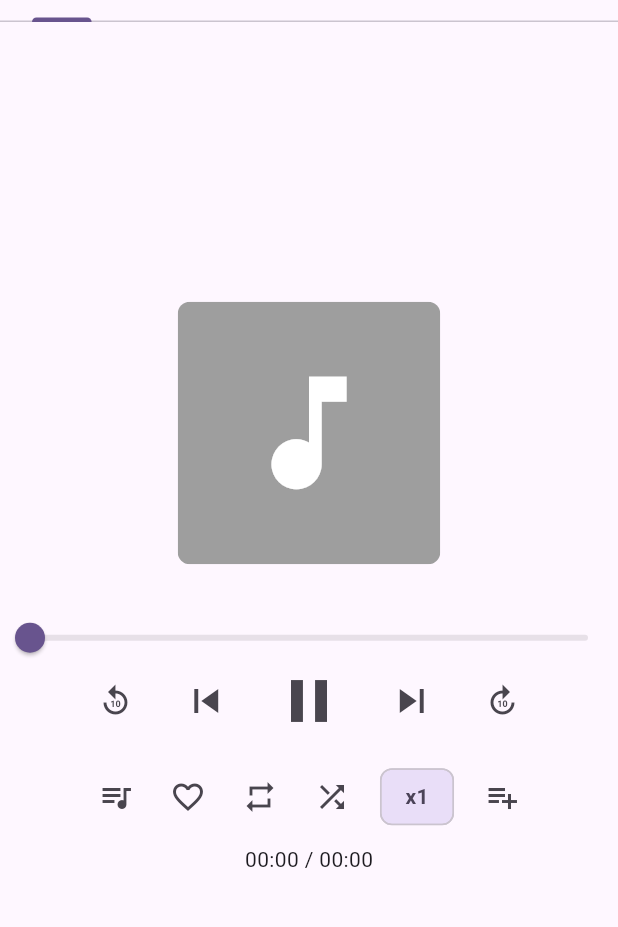
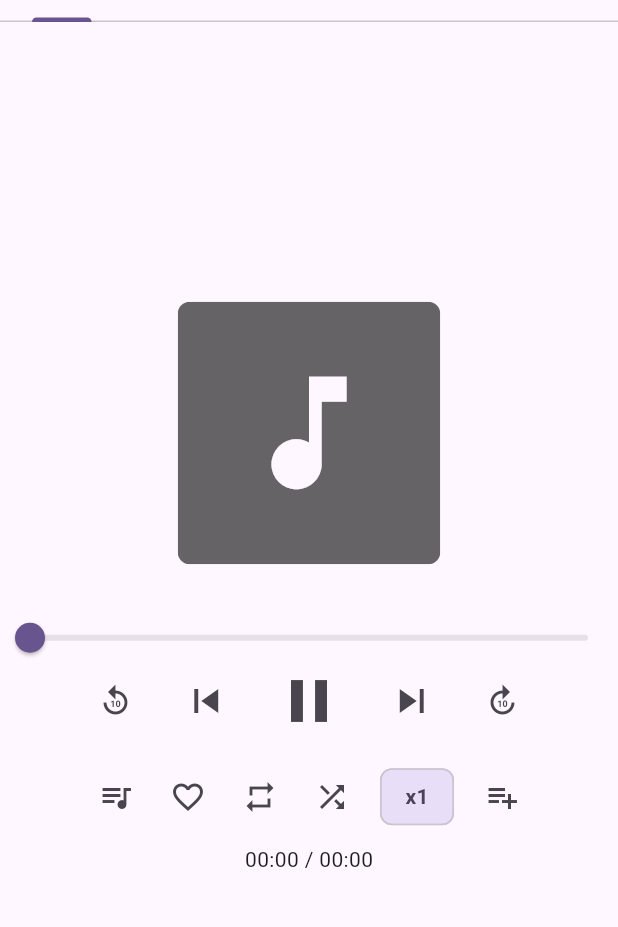
Before and after one commit to FranLMSP/yampa, a Flutter app: the screen it shows after launch, after a tap on the "skip previous" icon, on a phone screen of 412 x 824 dp, the part 89-1016 px from its top. Run offline on Flutter 3.47's test engine with Material 3 defaults, Android fonts, the phone set to English and light mode, and no system bars; drawn by our look-alikes of text_scroll; our stand-ins replace file_picker, flutter_riverpod, fluttertoast, image_picker, just_audio, just_audio_background and 3 more; missing offline and left inert: audiotags, crop_your_image, just_audio_media_kit, ulid, window_manager; accounts and stored records are empty.

Commit message:
use color themes

```diff
--- a/lib/core/repositories/user_settings_data/user_settings_shared_preferences.dart
+++ b/lib/core/repositories/user_settings_data/user_settings_shared_preferences.dart
@@ -21,7 +21,9 @@ class UserSettingsDataSharedPreferences extends UserSettingsData {
 
     final defaultSortModeIndex = await prefs.getInt(defaultSortModeKey) ?? 0;
     return UserSettings(
-      defaultSortMode: defaultSortModeIndex <= SortMode.values.length - 1 ? SortMode.values[defaultSortModeIndex] : SortMode.titleAtoZ,
+      defaultSortMode: defaultSortModeIndex <= SortMode.values.length - 1
+          ? SortMode.values[defaultSortModeIndex]
+          : SortMode.titleAtoZ,
       lastWindowSize: await getLastWindowSize(),
       themeMode: await getUserTheme(),
     );
--- a/lib/main.dart
+++ b/lib/main.dart
@@ -49,15 +49,11 @@ void main() async {
     androidNotificationOngoing: true,
   );
 
-  runApp(
-    ProviderScope(child: MyApp()),
-  );
+  runApp(ProviderScope(child: MyApp()));
 }
 
 class MyApp extends ConsumerStatefulWidget {
-  const MyApp({
-    super.key,
-  });
+  const MyApp({super.key});
 
   @override
   ConsumerState<MyApp> createState() => _MyAppState();
@@ -79,7 +75,9 @@ class _MyAppState extends ConsumerState<MyApp> {
   @override
   Widget build(BuildContext context) {
     _loadTheme();
-    final themeMode = getMaterialThemeFromUserTheme(ref.watch(themeModeProvider));
+    final themeMode = getMaterialThemeFromUserTheme(
+      ref.watch(themeModeProvider),
+    );
     return MaterialApp(
       title: 'YAMPA - Yet Another Music Player App',
       darkTheme: ThemeData.dark(),
--- a/lib/widgets/main_browser/playlists/playlist_item_big.dart
+++ b/lib/widgets/main_browser/playlists/playlist_item_big.dart
@@ -44,7 +44,7 @@ class PlaylistItemBig extends StatelessWidget {
                 width: double.infinity,
                 color: isSelected
                     ? Theme.of(context).colorScheme.inversePrimary
-                    : Colors.white,
+                    : Theme.of(context).colorScheme.surface,
                 child: Text(
                   playlist.name,
                   style: const TextStyle(
--- a/lib/widgets/main_page_loader.dart
+++ b/lib/widgets/main_page_loader.dart
@@ -5,13 +5,13 @@ class MainPageLoader extends StatelessWidget {
 
   @override
   Widget build(BuildContext context) {
-    return const Scaffold(
-      backgroundColor: Colors.black,
+    return Scaffold(
+      backgroundColor: Theme.of(context).colorScheme.surface,
       body: Center(
         child: Icon(
           Icons.music_note,
-          color: Colors.white,
-          size: 120.0, // Large size for full-screen effect
+          color: Theme.of(context).colorScheme.primary,
+          size: 120.0,
         ),
       ),
     );
--- a/lib/widgets/player/player_image.dart
+++ b/lib/widgets/player/player_image.dart
@@ -24,12 +24,16 @@ class PlayerImage extends StatelessWidget {
     );
   }
 
-  Widget _buildImagePlaceholder() {
+  Widget _buildImagePlaceholder(BuildContext context) {
     return Container(
       width: width,
       height: height,
-      color: Colors.grey,
-      child: Icon(Icons.music_note, size: iconSize, color: Colors.white),
+      color: Theme.of(context).hintColor,
+      child: Icon(
+        Icons.music_note,
+        size: iconSize,
+        color: Theme.of(context).canvasColor,
+      ),
     );
   }
 
@@ -39,7 +43,7 @@ class PlayerImage extends StatelessWidget {
       borderRadius: BorderRadius.circular(8.0),
       child: track?.imageBytes != null
           ? _buildImage(track!)
-          : _buildImagePlaceholder(),
+          : _buildImagePlaceholder(context),
     );
   }
 }
--- a/lib/widgets/utils.dart
+++ b/lib/widgets/utils.dart
@@ -28,7 +28,6 @@ bool isPlatformMobile() {
   return Platform.isAndroid || Platform.isIOS;
 }
 
-
 ThemeMode getMaterialThemeFromUserTheme(UserThemeMode? userThemeMode) {
   final themeMap = {
     UserThemeMode.light: ThemeMode.light,
```
Also changed, not shown: lib/widgets/main_browser/all_tracks/track_info_dialog.dart (+18 -8 lines), lib/widgets/main_browser/all_tracks/track_list/track_item.dart (+16 -8 lines), lib/widgets/main_browser/local_path_picker/main.dart (+5 -2 lines), lib/widgets/main_browser/playlists/playlist_image.dart (+6 -5 lines), lib/widgets/main_browser/playlists/playlist_item_list.dart (+2 -5 lines), lib/widgets/main_browser/settings_page.dart (+9 -5 lines), lib/widgets/player/neighboring_tracks.dart (+9 -3 lines), lib/widgets/snackbar.dart (deleted, +0 -23 lines).
